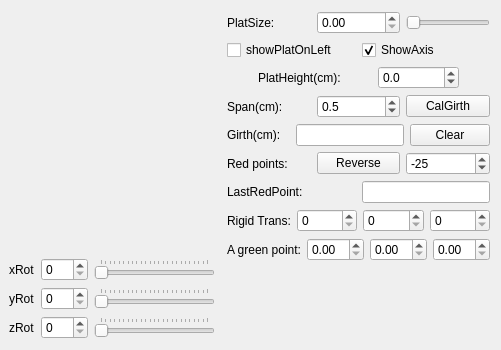
Old version of the form window.ui in the repository vanwoos/MyOpenGL.
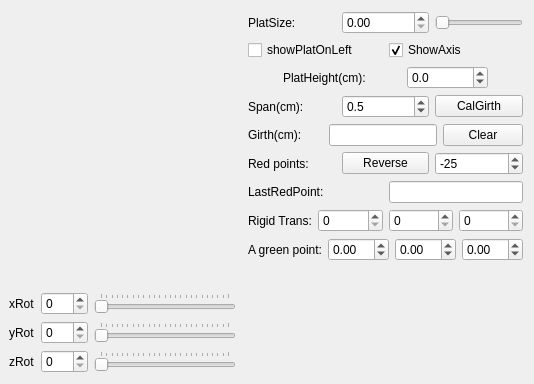
New version of the form. Custom widgets are drawn as their Qt base class.

Commit message: 修正了绿点的坐标无法是负值的bug

```diff
--- a/window.ui
+++ b/window.ui
@@ -6,8 +6,8 @@
    <rect>
     <x>0</x>
     <y>0</y>
-    <width>501</width>
-    <height>350</height>
+    <width>534</width>
+    <height>384</height>
    </rect>
   </property>
   <property name="windowTitle">
@@ -370,6 +370,9 @@
          </item>
          <item>
           <widget class="QDoubleSpinBox" name="doubleSpinBox_4">
+           <property name="minimum">
+            <double>-99.989999999999995</double>
+           </property>
            <property name="singleStep">
             <double>0.100000000000000</double>
            </property>
@@ -377,6 +380,9 @@
          </item>
          <item>
           <widget class="QDoubleSpinBox" name="doubleSpinBox_5">
+           <property name="minimum">
+            <double>-99.989999999999995</double>
+           </property>
            <property name="singleStep">
             <double>0.100000000000000</double>
            </property>
@@ -384,6 +390,9 @@
          </item>
          <item>
           <widget class="QDoubleSpinBox" name="doubleSpinBox_6">
+           <property name="minimum">
+            <double>-99.989999999999995</double>
+           </property>
            <property name="singleStep">
             <double>0.100000000000000</double>
            </property>
```
The commit also changes 1 other file.
